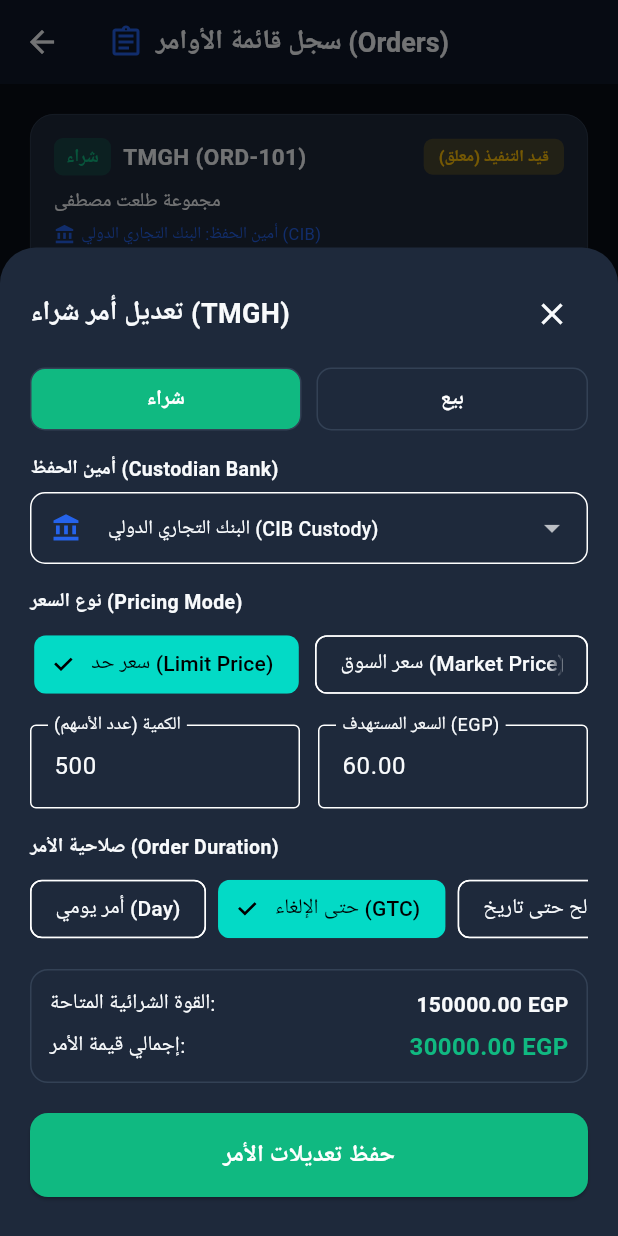
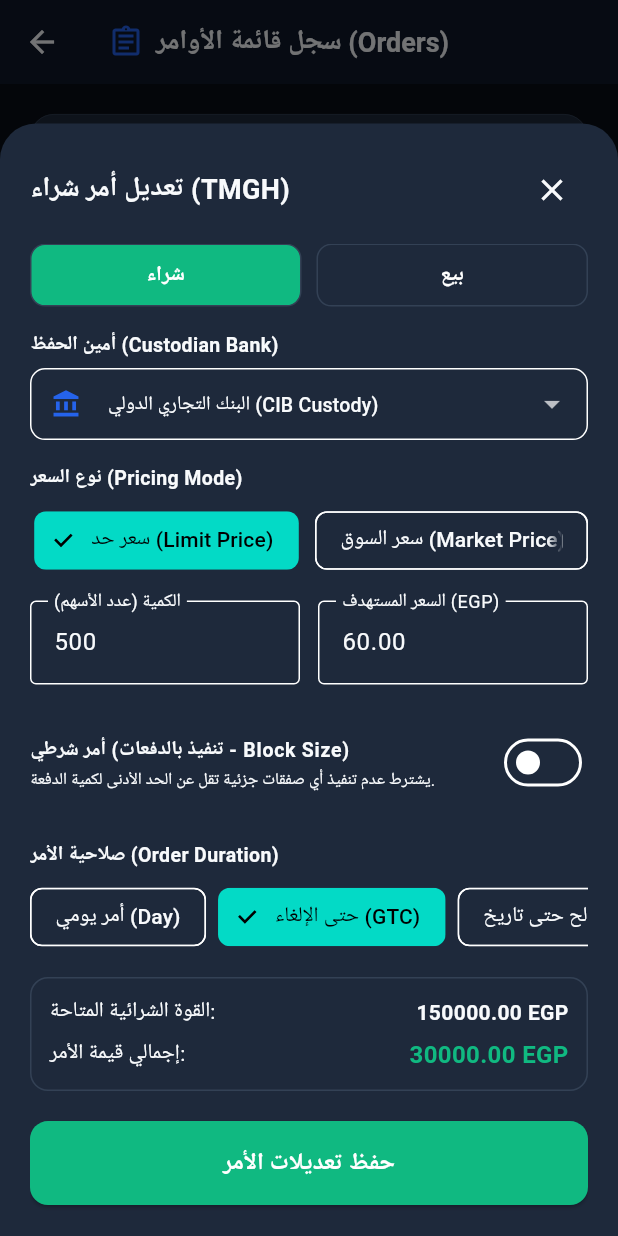
Before and after one commit to ziad-helmy1234/alamalka, a Flutter app: the OrdersScreen screen opened directly, after a tap on "تعديل", on a phone screen of 412 x 824 dp. Run offline on Flutter 3.47's test engine with Material 3 defaults, Android fonts, the phone set to English and light mode, and no system bars.

Commit message:
Add EGX Conditional Order (Block Size / أمر شرطي) feature with minimum batch execution rules

```diff
--- a/lib/models/order.dart
+++ b/lib/models/order.dart
@@ -11,6 +11,7 @@
   final OrderSide side;
   final double targetPrice;
   final int quantity;
+  final int? minimumBlockQuantity; // شرطي - الحد الأدنى لكمية الدفعة
   final OrderValidity validity;
   final DateTime? validUntilDate;
   final String custodianBank; // أمين الحفظ
@@ -26,6 +27,7 @@
     required this.side,
     required this.targetPrice,
     required this.quantity,
+    this.minimumBlockQuantity,
     required this.validity,
     this.validUntilDate,
     this.custodianBank = 'البنك التجاري الدولي (CIB)',
@@ -34,5 +36,6 @@
     this.status = OrderStatus.pending,
   });
 
+  bool get isConditional => minimumBlockQuantity != null && minimumBlockQuantity! > 0;
   double get totalValue => targetPrice * quantity;
 }
--- a/lib/views/order_modal.dart
+++ b/lib/views/order_modal.dart
@@ -26,6 +26,7 @@
   OrderType _orderType = OrderType.limit;
   OrderValidity _validity = OrderValidity.gtc;
   DateTime? _selectedGtdDate;
+  bool _isConditional = false;
 
   final List<String> _custodianBanks = [
     'البنك التجاري الدولي (CIB Custody)',
@@ -39,6 +40,7 @@
   late String _selectedCustodianBank;
   late TextEditingController _quantityController;
   late TextEditingController _priceController;
+  late TextEditingController _minBlockController;
 
   @override
   void initState() {
@@ -54,14 +56,20 @@
           : _custodianBanks.first;
       _quantityController = TextEditingController(text: o.quantity.toString());
       _priceController = TextEditingController(text: o.targetPrice.toStringAsFixed(2));
+      _isConditional = o.isConditional;
+      _minBlockController = TextEditingController(
+        text: o.minimumBlockQuantity?.toString() ?? '1000',
+      );
     } else {
       _side = widget.initialSide;
       _selectedCustodianBank = _custodianBanks.first;
-      _quantityController = TextEditingController(text: '100');
+      _quantityController = TextEditingController(text: '2000');
       _priceController = TextEditingController(
         text: widget.stock.currentPrice.toStringAsFixed(2),
       );
       _selectedGtdDate = DateTime.now().add(const Duration(days: 14));
+      _isConditional = false;
+      _minBlockController = TextEditingController(text: '1000');
     }
   }
 
@@ -105,6 +113,10 @@
 
     final hasEnoughPower =
         _side == OrderSide.sell || effectiveRequiredPower <= buyingPower;
+
+    final minBlockVal = _isConditional
+        ? (int.tryParse(_minBlockController.text) ?? 1000)
+        : null;
 
     return Container(
       constraints: BoxConstraints(
@@ -299,7 +311,67 @@
                   ),
                   const SizedBox(height: 16),
 
-                  // 3. Order Duration / Validity (Day, GTC, GTD - صالح حتى)
+                  // 3. Conditional Order - Minimum Fill Quantity / Block Size (أمر شرطي)
+                  SwitchListTile(
+                    contentPadding: EdgeInsets.zero,
+                    title: const Text(
+                      'أمر شرطي (تنفيذ بالدفعات - Block Size)',
+                      style: TextStyle(fontSize: 13, fontWeight: FontWeight.bold),
+                    ),
+                    subtitle: const Text(
+                      'يشترط عدم تنفيذ أي صفقات جزئية تقل عن الحد الأدنى لكمية الدفعة.',
+                      style: TextStyle(fontSize: 11),
+                    ),
+                    value: _isConditional,
+                    activeThumbColor: AppColors.accentBlue,
+                    onChanged: (val) {
+                      setState(() {
+                        _isConditional = val;
+                      });
+                    },
+                  ),
+                  if (_isConditional) ...[
+                    const SizedBox(height: 6),
+                    TextField(
+                      controller: _minBlockController,
+                      keyboardType: TextInputType.number,
+                      onChanged: (_) => setState(() {}),
+                      decoration: const InputDecoration(
+                        labelText: 'الحد الأدنى لكمية الدفعة (مثال: 1000 سهم)',
+                        hintText: 'مثال: 1000',
+                        border: OutlineInputBorder(),
+                        prefixIcon: Icon(Icons.filter_alt_outlined,
+                            color: AppColors.accentBlue),
+                      ),
+                    ),
+                    const SizedBox(height: 8),
+                    Container(
+                      padding: const EdgeInsets.all(10),
+                      decoration: BoxDecoration(
+                        color: AppColors.accentBlue.withOpacity(0.12),
+                        borderRadius: BorderRadius.circular(8),
+                      ),
+                      child: Row(
+                        children: [
+                          const Icon(Icons.info_outline,
+                              color: AppColors.accentBlue, size: 16),
+                          const SizedBox(width: 8),
+                          Expanded(
+                            child: Text(
+                              'تنبيه البورصة: لن يمنحك النظام صفقات صغيرة أقل من ${minBlockVal ?? 1000} سهم. يُنفذ الأمر فقط بهذه الدفعة كحد أدنى أو بالكامل ($quantity سهم).',
+                              style: const TextStyle(
+                                  fontSize: 11,
+                                  color: AppColors.accentBlue,
+                                  height: 1.3),
+                            ),
+                          ),
+                        ],
+                      ),
+                    ),
+                  ],
+                  const SizedBox(height: 16),
+
+                  // 4. Order Duration / Validity (Day, GTC, GTD - صالح حتى)
                   const Text('صلاحية الأمر (Order Duration)',
                       style: TextStyle(
                           fontSize: 13,
@@ -453,6 +525,7 @@
                                   side: _side,
                                   targetPrice: price,
                                   quantity: quantity,
+                                  minimumBlockQuantity: minBlockVal,
                                   validity: _validity,
                                   validUntilDate: _validity == OrderValidity.gtd
                                       ? _selectedGtdDate
@@ -487,6 +560,7 @@
                                   side: _side,
                                   targetPrice: price,
                                   quantity: quantity,
+                                  minimumBlockQuantity: minBlockVal,
                                   validity: _validity,
                                   validUntilDate: _validity == OrderValidity.gtd
                                       ? _selectedGtdDate
@@ -503,7 +577,7 @@
                                   SnackBar(
                                     content: Text(
                                       success
-                                          ? 'تم إرسال الأمر بنجاح بنك الحفظ: $_selectedCustodianBank!'
+                                          ? 'تم إرسال الأمر بنجاح ${minBlockVal != null ? "(شرطي: دفعة $minBlockVal سهم)" : ""}!'
                                           : 'عذراً، القوة الشرائية غير كافية لتنفيذ الأمر.',
                                     ),
                                     backgroundColor: success
--- a/lib/views/orders_screen.dart
+++ b/lib/views/orders_screen.dart
@@ -25,7 +25,7 @@
             Text('إلغاء الأمر'),
           ],
         ),
-        content: Text('هل أنت أؤكد إلغاء الأمر ${order.id} لشراء/بيع سهم ${order.symbol}؟ سيتم إعادة القوة الشرائية إلى محفظتك.'),
+        content: Text('هل أنت مؤكد من إلغاء الأمر ${order.id} لشراء/بيع سهم ${order.symbol}؟ سيتم إعادة القوة الشرائية المتبقية إلى محفظتك.'),
         actions: [
           TextButton(
             onPressed: () => Navigator.pop(ctx),
@@ -116,7 +116,7 @@
                         borderRadius: BorderRadius.circular(6),
                       ),
                       child: Text(
-                        isBuy ? 'امر شراء' : 'امر بيع',
+                        isBuy ? 'أمر شراء' : 'أمر بيع',
                         style: TextStyle(
                           color: sideColor,
                           fontWeight: FontWeight.bold,
@@ -145,7 +145,9 @@
             _buildDetailRow('اسم السهم والرمز', '${order.stockName} (${order.symbol})'),
             _buildDetailRow('نوع السعر', order.type == OrderType.limit ? 'سعر حد (Limit)' : 'سعر السوق (Market)'),
             _buildDetailRow('السعر المستهدف', '${order.targetPrice.toStringAsFixed(2)} ${order.currency}'),
-            _buildDetailRow('الكمية المطلوب تنفيذها', '${order.quantity} سهم'),
+            _buildDetailRow('الكمية الإجمالية', '${order.quantity} سهم'),
+            if (order.isConditional)
+              _buildDetailRow('شرط التنفيذ بالدفعات', 'دفعة لا تقل عن ${order.minimumBlockQuantity} سهم'),
             _buildDetailRow('إجمالي قيمة الأمر', '${order.totalValue.toStringAsFixed(2)} ${order.currency}'),
             _buildDetailRow('أمين الحفظ (Custodian)', order.custodianBank),
             _buildDetailRow('صلاحية الأمر', validityText),
@@ -315,9 +317,30 @@
                             ],
                           ),
                           const SizedBox(height: 8),
-                          Text(
-                            order.stockName,
-                            style: const TextStyle(fontSize: 13),
+                          Row(
+                            mainAxisAlignment: MainAxisAlignment.spaceBetween,
+                            children: [
+                              Text(
+                                order.stockName,
+                                style: const TextStyle(fontSize: 13),
+                              ),
+                              if (order.isConditional)
+                                Container(
+                                  padding: const EdgeInsets.symmetric(
+                                      horizontal: 6, vertical: 2),
+                                  decoration: BoxDecoration(
+                                    color: AppColors.accentBlue.withOpacity(0.15),
+                                    borderRadius: BorderRadius.circular(4),
+                                  ),
+                                  child: Text(
+                                    'شرطي: دفعة ${order.minimumBlockQuantity} سهم',
+                                    style: const TextStyle(
+                                        color: AppColors.accentBlue,
+                                        fontSize: 10,
+                                        fontWeight: FontWeight.bold),
+                                  ),
+                                ),
+                            ],
                           ),
                           const SizedBox(height: 4),
                           Row(
```
